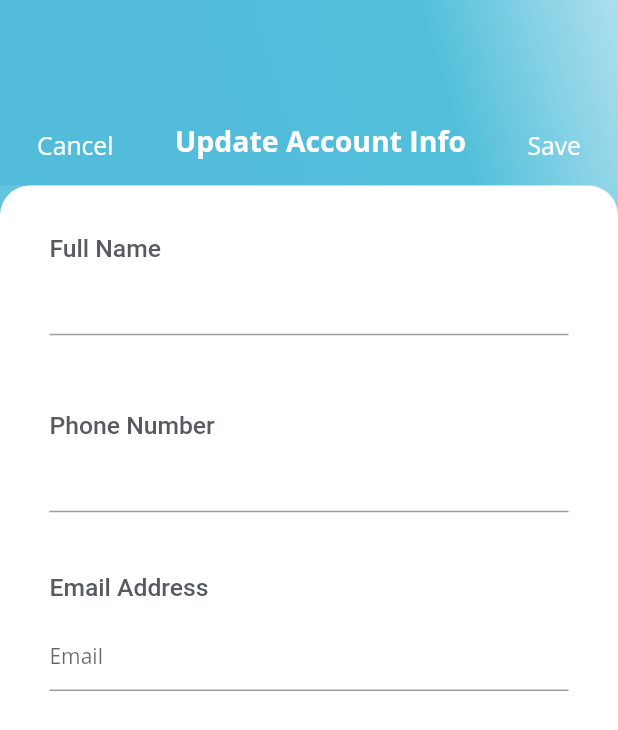
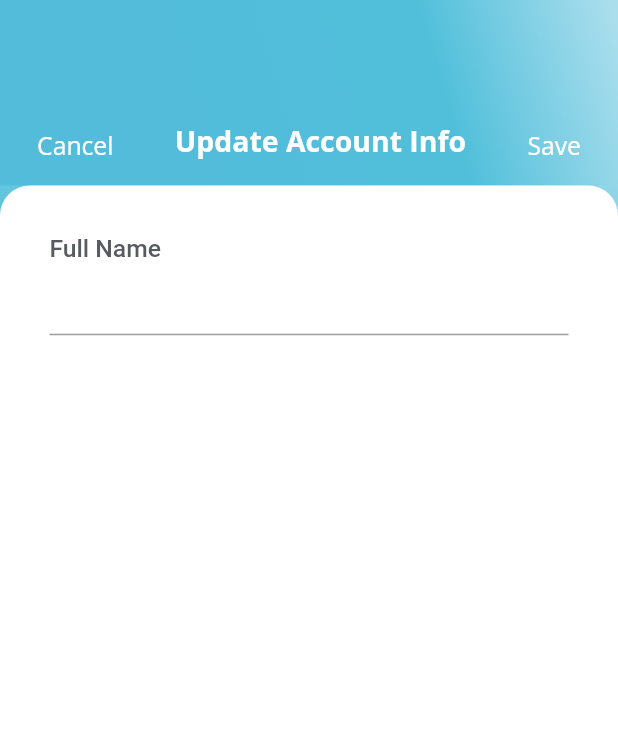
Before and after one commit to petcodeapp/interface-mobile, a Flutter app: the AccountInfoEditingScreen screen opened directly, on a phone screen of 412 x 824 dp. Shown: the top 730 px of the screen. Run offline on Flutter 3.47's test engine with Material 2 defaults, Android fonts, the phone set to English and light mode, and no system bars; our stand-ins replace cached_network_image, carousel_slider, circular_check_box, cloud_firestore, dio, dots_indicator and 20 more; missing offline and left inert: flutter_downloader, slimy_card; accounts and stored records are empty; Roboto replaces fonts that are missing (Open Sans).

Commit message:
:building_construction: remove phone number and email from user model

```diff
--- a/lib/models/User.dart
+++ b/lib/models/User.dart
@@ -2,24 +2,12 @@ import 'package:cloud_firestore/cloud_firestore.dart';
 
 class User {
   String uid;
-  //String firstName;
-  //String lastName;
   String fullName;
-
-  String phoneNumber;
-  String email;
   List<String> pets;
 
   DocumentReference reference;
 
-  User(
-      {this.uid,
-      //this.firstName,
-      //this.lastName,
-      this.fullName,
-      this.phoneNumber,
-      this.email,
-      this.pets});
+  User({this.uid, this.fullName, this.pets});
 
   factory User.fromSnapshot(DocumentSnapshot snapshot) {
     User newUser = User.fromJson(snapshot.data());
@@ -42,8 +30,6 @@ class User {
         //firstName: json['firstName'] as String,
         //lastName: json['lastName'] as String,
         fullName: json['fullName'] as String,
-        phoneNumber: json['phoneNumber'] as String,
-        email: json['email'] as String,
         pets: convertPetIds,
       );
     } else {
@@ -52,8 +38,6 @@ class User {
         //firstName: '',
         //lastName: '',
         fullName: '',
-        phoneNumber: '',
-        email: '',
         pets: <String>[],
       );
     }
@@ -66,8 +50,6 @@ class User {
         //'firstName': instance.firstName,
         //'lastName': instance.lastName,
         'fullName': instance.fullName,
-        'phoneNumber': instance.phoneNumber,
-        'email': instance.email,
         'pets': instance.pets,
       };
 }
--- a/lib/screens/account/account_info/account_editing_screen.dart
+++ b/lib/screens/account/account_info/account_editing_screen.dart
@@ -16,8 +16,6 @@ class AccountInfoEditingScreen extends StatefulWidget {
 
 class _AccountInfoEditingScreenState extends State<AccountInfoEditingScreen> {
   TextEditingController _fullNameInputController;
-  TextEditingController _emailInputController;
-  TextEditingController _phoneNumberInputController;
 
   UserService _userService;
 
@@ -25,15 +23,10 @@ class _AccountInfoEditingScreenState extends State<AccountInfoEditingScreen> {
 
   @override
   void initState() {
-
     _userService = Provider.of<UserService>(context, listen: false);
 
-    _fullNameInputController =
-    new TextEditingController(text: _userService.currentUser.fullName ?? '');
-    _emailInputController =
-        new TextEditingController(text: _userService.currentUser.email ?? '');
-    _phoneNumberInputController =
-        new TextEditingController(text: _userService.currentUser.phoneNumber ?? '');
+    _fullNameInputController = new TextEditingController(
+        text: _userService.currentUser.fullName ?? '');
 
     super.initState();
   }
@@ -59,9 +52,7 @@ class _AccountInfoEditingScreenState extends State<AccountInfoEditingScreen> {
             StyleConstants.blue
           ], // whitish to gray
           //tileMode: TileMode.repeated,
-                )
-            ),
-
+        )),
         width: width,
         child: Column(
           children: [
@@ -69,7 +60,6 @@ class _AccountInfoEditingScreenState extends State<AccountInfoEditingScreen> {
               decoration: BoxDecoration(
                 gradient: StyleConstants.bgGradient,
               ),
-
               height: height * 0.15,
               child: Padding(
                   padding: EdgeInsets.symmetric(
@@ -86,8 +76,7 @@ class _AccountInfoEditingScreenState extends State<AccountInfoEditingScreen> {
                               color: Colors.white,
                               fontWeight: FontWeight.w400,
                               fontFamily: 'Open Sans',
-                                  fontSize: height * 0.02
-                              ),
+                              fontSize: height * 0.02),
                         ),
                       ),
                       Text(
@@ -96,15 +85,16 @@ class _AccountInfoEditingScreenState extends State<AccountInfoEditingScreen> {
                             color: Colors.white,
                             fontWeight: FontWeight.w700,
                             fontFamily: 'Open Sans',
-                                fontSize: height * 0.023
-                            ),
+                            fontSize: height * 0.023),
                       ),
                       GestureDetector(
                         onTap: () async {
                           if (_formKey.currentState.validate()) {
                             User updatedUser = updateUser();
 
-                                DatabaseService databaseService = Provider.of<DatabaseService>(context, listen: false);
+                            DatabaseService databaseService =
+                                Provider.of<DatabaseService>(context,
+                                    listen: false);
                             await databaseService.updateUser(updatedUser);
 
                             Navigator.pop(context);
@@ -116,11 +106,9 @@ class _AccountInfoEditingScreenState extends State<AccountInfoEditingScreen> {
                               color: Colors.white,
                               fontWeight: FontWeight.w400,
                               fontFamily: 'Open Sans',
-                                  fontSize: height * 0.02
+                              fontSize: height * 0.02),
                         ),
                       ),
-                          ),
-
                     ],
                   )),
             ),
@@ -150,8 +138,10 @@ class _AccountInfoEditingScreenState extends State<AccountInfoEditingScreen> {
                               child: Column(
                                 crossAxisAlignment: CrossAxisAlignment.start,
                                 children: [
-                                      Text('Full Name',
-                                        style: StyleConstants.editTextFieldDescription,
+                                  Text(
+                                    'Full Name',
+                                    style:
+                                        StyleConstants.editTextFieldDescription,
                                   ),
                                   Container(
                                     //color: Colors.blue,
@@ -159,60 +149,15 @@ class _AccountInfoEditingScreenState extends State<AccountInfoEditingScreen> {
                                       height: height * 0.07,
                                       child: TextFormField(
                                         controller: _fullNameInputController,
-                                            validator: (value) => ValidatorHelper.firstNameValidator(value),
+                                        validator: (value) =>
+                                            ValidatorHelper.firstNameValidator(
+                                                value),
                                       ),
                                     ),
                                   ),
                                 ],
                               ),
                             ),
-                                SizedBox(height: height * 0.05,),
-                                Container(
-                                  width: width * 0.9,
-                                  child: Column(
-                                    crossAxisAlignment: CrossAxisAlignment.start,
-                                    children: [
-                                      Text('Phone Number',
-
-                                        style: StyleConstants.editTextFieldDescription,),
-                                      TextFormField(
-                                        controller: _phoneNumberInputController,
-                                        validator: (value) => ValidatorHelper.phoneNumberValidator(value),
-                                      ),
-                                    ],
-                                  ),
-                                ),
-                                SizedBox(height: height * 0.05,),
-                                Container(
-                                  width: width * 0.9,
-                                  child: Column(
-                                    crossAxisAlignment: CrossAxisAlignment.start,
-                                    children: [
-                                      Text('Email Address',
-                                        style: StyleConstants.editTextFieldDescription,
-                                      ),
-                                      SizedBox(
-                                        height: 10.0,
-                                      ),
-
-                                      TextFormField(
-                                        controller: _emailInputController,
-                                        style: TextStyle(
-                                          fontWeight: FontWeight.w500,
-                                          fontFamily: 'Open Sans',
-                                          fontSize: 18.0,
-                                          color: StyleConstants.lightBlack,
-                                        ),
-                                        decoration: InputDecoration(
-                                          hintText: 'Email',
-                                          hintStyle: TextStyle(fontSize: 14.0),
-                                        ),
-                                        validator: (value) => ValidatorHelper.emailValidator(value),
-                                      ),
-                                    ],
-                                  ),
-                                ),
-
                           ],
                         ),
                       ),
@@ -228,17 +173,11 @@ class _AccountInfoEditingScreenState extends State<AccountInfoEditingScreen> {
         ),
       ),
     ));
-
   }
 
   User updateUser() {
     User updatedUser = _userService.currentUser;
-
-    //updatedUser.firstName = _firstNameInputController.text;
-    //updatedUser.lastName = _lastNameInputController.text;
     updatedUser.fullName = _fullNameInputController.text;
-    updatedUser.email = _emailInputController.text;
-    updatedUser.phoneNumber = _phoneNumberInputController.text;
 
     return updatedUser;
   }
--- a/lib/services/database_service.dart
+++ b/lib/services/database_service.dart
@@ -26,11 +26,7 @@ class DatabaseService {
   Future<User> createUser(String email, String firstName, String lastName,
       String phoneNumber, String uid) async {
     User newUser = User(
-      email: email,
-      //firstName: firstName,
-      //lastName: lastName,
       fullName: firstName + ' ' + lastName,
-      phoneNumber: phoneNumber,
       uid: uid,
       pets: <String>[],
     );
```
Lines whose indentation alone changed are shown as unchanged.
